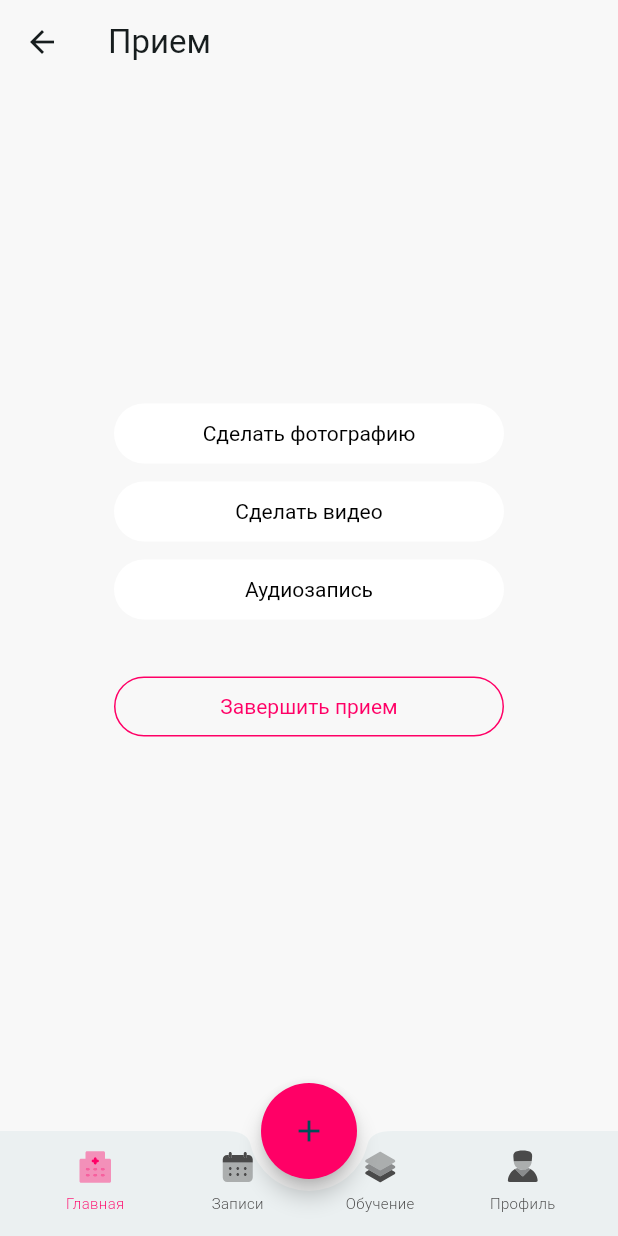
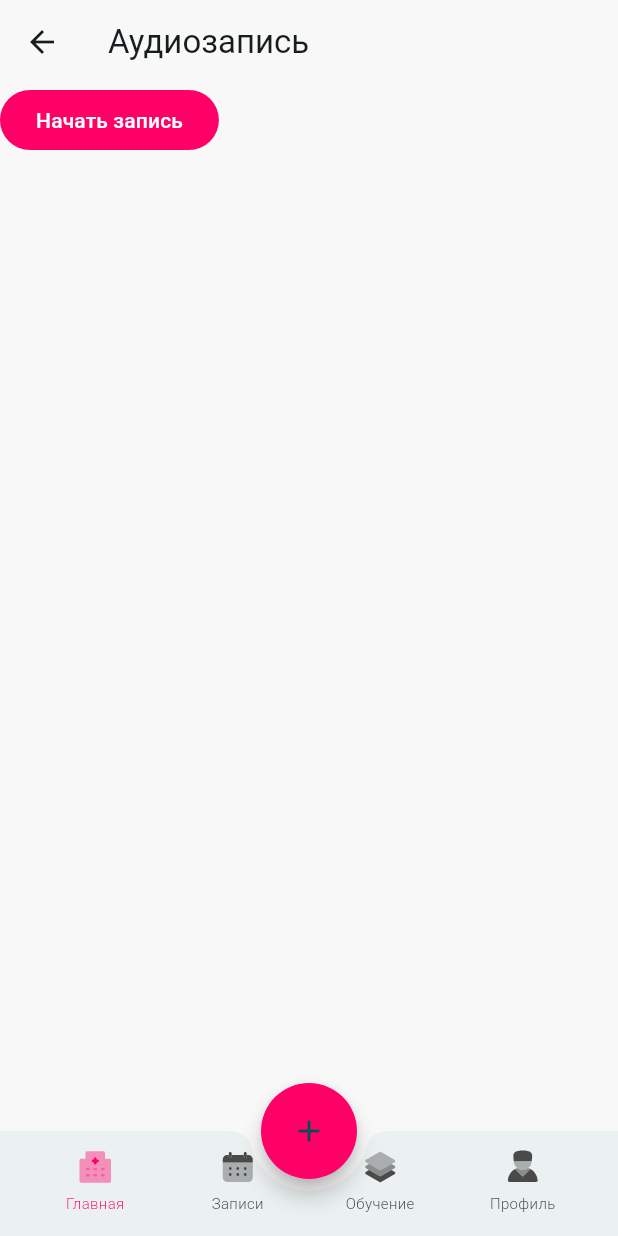
Before and after one commit to V-IX/tiamomed_v2_app, a Flutter app: the DoctorActiveAppointmentPage screen opened by its route, after a tap on "Аудиозапись", on a phone screen of 412 x 824 dp. Run offline on Flutter 3.47's test engine with Material 3 defaults, Android fonts, the phone set to English and light mode, and no system bars; our stand-ins replace bloc, cached_network_image, dio, flutter_bloc, flutter_dotenv, flutter_svg and 4 more; missing offline and left inert: record, swipe_refresh.

Commit message:
add appbar client_home animation

```diff
--- a/lib/_features/auth/state/auth_bloc.dart
+++ b/lib/_features/auth/state/auth_bloc.dart
@@ -24,7 +24,7 @@ class AuthBloc extends Bloc<AuthEvent, AuthState> {
     try {
       emit(AuthLoading());
       await _authRepository.checkToken();
-      emit(Authenticated(userType: AuthUserType(userType: UserType.doctor)));
+      emit(Authenticated(userType: AuthUserType(userType: UserType.client)));
     } catch(error) {
       emit(Unauthenticated());
     }
@@ -34,7 +34,7 @@ class AuthBloc extends Bloc<AuthEvent, AuthState> {
     try {
       emit(AuthLoading());
       await _authRepository.logIn(login: event.login, password: event.password);
-      emit(Authenticated(userType: AuthUserType(userType: UserType.doctor)));
+      emit(Authenticated(userType: AuthUserType(userType: UserType.client)));
     } catch(error) {
       final String message = error.toString().replaceAll('Exception: ', '').replaceAll('|', ' ');
       emit(AuthError(message: message));
--- a/lib/_features/client_home/routers/client_home_route.dart
+++ b/lib/_features/client_home/routers/client_home_route.dart
@@ -14,7 +14,7 @@ class ClientHomeRoute {
   static const String path = '/$name';
   static final GoRoute route = GoRoute(
     path: path,
-    builder: (BuildContext context, GoRouterState state) => const ClientHomePage(),
+    builder: (BuildContext context, GoRouterState state) => ClientHomePage(),
     routes: <RouteBase>[
       ServiceCategoriesRoute.route,
       ClientVisitHistoryRoute.route,
--- a/lib/_features/client_home/widgets/client_home_menu_card.dart
+++ b/lib/_features/client_home/widgets/client_home_menu_card.dart
@@ -21,7 +21,7 @@ class ClientHomeMenuCard extends StatelessWidget {
           children: <Widget>[
             const Icon(Icons.image),
             Text(title),
-            Text(subtitle),
+            Text(subtitle, style: TextStyle(overflow: TextOverflow.ellipsis),),
           ],
         ),
       ),
--- a/lib/_features/client_home/widgets/client_home_search_sliver_app_bar.dart
+++ b/lib/_features/client_home/widgets/client_home_search_sliver_app_bar.dart
@@ -1,18 +1,122 @@
 import 'package:flutter/material.dart';
 
 import 'client_home_search_text_field.dart';
+import 'user_name_animation.dart';
 
-class ClientHomeSearchSliverAppBar extends StatelessWidget {
-  const ClientHomeSearchSliverAppBar({super.key});
+class ClientHomeSearchSliverAppBar extends StatefulWidget {
+  const ClientHomeSearchSliverAppBar({super.key, required this.controller});
+
+
+  final ScrollController controller;
+
+  @override
+  State<ClientHomeSearchSliverAppBar> createState() => _ClientHomeSearchSliverAppBarState();
+}
+
+class _ClientHomeSearchSliverAppBarState extends State<ClientHomeSearchSliverAppBar> {
+
+  bool _isFlexible = false;
 
   @override
   Widget build(BuildContext context) {
-    return const SliverAppBar(
+    return SliverAppBar(
       pinned: true,
-      flexibleSpace: FlexibleSpaceBar(
-        title: ClientHomeSearchTextField(),
-        centerTitle: true,
+      expandedHeight: 140,
+      collapsedHeight: 90,
+      flexibleSpace: LayoutBuilder(
+        builder: (BuildContext context, BoxConstraints constraints) {
+
+          const double expandedHeight = 140;
+          const double collapsedHeight = 90;
+
+          final double progress = normalize(constraints.maxHeight-kToolbarHeight, collapsedHeight, expandedHeight);
+          WidgetsBinding.instance.addPostFrameCallback((_) {
+            setState(() {
+              if(constraints.maxHeight-kToolbarHeight < 120 && !_isFlexible) {
+                _isFlexible = true;
+              }
+              if(constraints.maxHeight-kToolbarHeight > 120 && _isFlexible) {
+                _isFlexible = false;
+              }
+            });
+          });
+
+
+
+          return Stack(
+            clipBehavior: Clip.none,
+            children: <Widget>[
+              AnimatedPositioned(
+                top: _isFlexible ? kToolbarHeight+8 : 150-((constraints.maxHeight-kToolbarHeight)*(1-progress))*0.5,
+                left: 22,
+                duration: const Duration(milliseconds: 200),
+                child: const Column(
+                  children: <Widget>[
+                    Text('Евгений'),
+                    Text('Пациент'),
+                  ],
+                ),
+              ),
+              AnimatedPositioned(
+                duration: const Duration(milliseconds: 200),
+                top: _isFlexible ? kToolbarHeight+8 : 150-((constraints.maxHeight-kToolbarHeight)*(1-progress))*0.5,
+                right: 22,
+                curve: Curves.linear,
+                child: SizedBox(
+                  height: 54,
+                  width: 54,
+                  child: Stack(
+                    children: <Widget>[
+                      Positioned(
+                          top: 0,
+                          right: 0,
+                          child: Container(
+                            height: 8,
+                            width: 8,
+                            decoration: const BoxDecoration(
+                              color: Colors.black12,
+                              shape: BoxShape.circle,
+                            ),
+                          )
+                      ),
+                      Align(
+                        child: SizedBox(
+                          height: 44,
+                          width: 44,
+                          child: IconButton(
+                            style: ButtonStyle(
+                              backgroundColor: MaterialStateProperty.all(Colors.black12),
+                            ),
+                            onPressed: (){
+                              //context.push(Routers.newAppointmentSelectDoctorRoute.path);
+                            },
+                            icon: const Icon(Icons.notifications, color: Colors.black26,),
+                          ),
+                        ),
+                      ),
+                    ],
+                  ),
+                ),
+              ),
+              AnimatedPositioned(
+                  duration: const Duration(milliseconds: 200),
+                  curve: Curves.easeInOut,
+                  top: 12,
+                  left: 0,
+                  right: _isFlexible ? 70 : 22,
+                  child: SizedBox(
+                      width: constraints.maxWidth-(70*(1-progress)),
+                      child: const ClientHomeSearchTextField()
+                  )
+              ),
+            ],
+          );
+        },
       ),
     );
   }
 }
+
+double normalize(double value, double min, double max) {
+  return ((value - min) / (max - min)).clamp(0.0, 1.0);
+}
--- /dev/null
+++ b/lib/_features/doctor_detail_appointment/di/doctor_active_appointment_di_wrapper.dart
@@ -0,0 +1,30 @@
+import 'package:flutter/material.dart';
+import 'package:flutter_bloc/flutter_bloc.dart' as bloc;
+import 'package:provider/provider.dart' as provider;
+import 'package:provider/single_child_widget.dart';
+
+import '../data/voice_record_service.dart';
+import '../state/doctor_voice_recording/doctor_voice_recording_bloc.dart' as bloc;
+import 'voice_record_service_provider.dart';
+
+class DoctorActiveAppointmentDiWrapper extends StatelessWidget {
+  const DoctorActiveAppointmentDiWrapper({super.key, required this.child});
+
+  final Widget child;
+
+  @override
+  Widget build(BuildContext context) {
+    return provider.MultiProvider(
+      providers: <SingleChildWidget>[voiceRecordServiceProvider],
+      child: bloc.MultiBlocProvider(
+        providers: <SingleChildWidget>[
+          bloc.BlocProvider<bloc.DoctorVoiceRecordingBloc>(
+            create: (BuildContext context) =>
+                bloc.DoctorVoiceRecordingBloc(voiceRecordService: context.read<VoiceRecordService>()),
+          ),
+        ],
+        child: child,
+      ),
+    );
+  }
+}
--- /dev/null
+++ b/lib/_features/doctor_detail_appointment/di/voice_record_service_provider.dart
@@ -0,0 +1,11 @@
+import 'package:flutter/material.dart';
+import 'package:provider/provider.dart';
+
+import '../data/voice_record_service.dart';
+
+final Provider<VoiceRecordService> voiceRecordServiceProvider = Provider<VoiceRecordService>(
+  create: (BuildContext context) => VoiceRecordService(),
+  dispose: (BuildContext context, VoiceRecordService service){
+    service.dispose();
+  },
+);
--- a/lib/_features/doctor_detail_appointment/routes/doctor_active_appointment_route.dart
+++ b/lib/_features/doctor_detail_appointment/routes/doctor_active_appointment_route.dart
@@ -1,17 +1,26 @@
+import 'package:flutter/material.dart';
 import 'package:go_router/go_router.dart';
 
+import '../di/doctor_active_appointment_di_wrapper.dart';
 import '../widgets/doctor_active_appointment/doctor_active_appointment_page.dart';
+import 'doctor_voice_recording_route.dart';
 
 class DoctorActiveAppointmentRoute {
-
   static const String name = 'doctor_active_appointment';
 
-  static final GoRoute route = GoRoute(
-    name: name,
-    path: name,
-    builder: (_, _) {
-      return const DoctorActiveAppointmentPage();
+  static final route = ShellRoute(
+    builder: (BuildContext context, GoRouterState state, Widget child) {
+      return DoctorActiveAppointmentDiWrapper(child: child);
     },
+    routes: [
+      GoRoute(
+        name: name,
+        path: name,
+        builder: (_, _) {
+          return const DoctorActiveAppointmentPage();
+        },
+        routes: [DoctorVoiceRecordingRoute.route],
+      ),
+    ],
   );
-
 }
--- /dev/null
+++ b/lib/_features/doctor_detail_appointment/state/doctor_voice_recording/doctor_voice_recording_bloc.dart
@@ -0,0 +1,28 @@
+import 'package:bloc/bloc.dart';
+import 'package:meta/meta.dart';
+
+import '../../data/voice_record_service.dart';
+
+part 'doctor_voice_recording_event.dart';
+
+class DoctorVoiceRecordingBloc extends Bloc<DoctorVoiceRecordingEvent, bool> {
+  DoctorVoiceRecordingBloc({required VoiceRecordService voiceRecordService})
+    : _voiceRecordService = voiceRecordService,
+      super(false) {
+
+    on<StartDoctorVoiceRecordingEvent>(_startRecording);
+    on<StopDoctorVoiceRecordingEvent>(_stopRecording);
+  }
+
+  final VoiceRecordService _voiceRecordService;
+
+  void _startRecording(StartDoctorVoiceRecordingEvent event, Emitter<bool> emit) {
+    _voiceRecordService.startRecording(event.path);
+    emit(true);
+  }
+
+  void _stopRecording(StopDoctorVoiceRecordingEvent event, Emitter<bool> emit) {
+    _voiceRecordService.stopRecording();
+    emit(false);
+  }
+}
--- /dev/null
+++ b/lib/_features/doctor_detail_appointment/state/doctor_voice_recording/doctor_voice_recording_event.dart
@@ -0,0 +1,12 @@
+part of 'doctor_voice_recording_bloc.dart';
+
+@immutable
+sealed class DoctorVoiceRecordingEvent {}
+
+class StartDoctorVoiceRecordingEvent extends DoctorVoiceRecordingEvent {
+  StartDoctorVoiceRecordingEvent({required this.path});
+
+  final String path;
+}
+
+class StopDoctorVoiceRecordingEvent extends DoctorVoiceRecordingEvent {}
--- a/lib/_features/doctor_detail_appointment/widgets/doctor_active_appointment/doctor_active_appointment_page.dart
+++ b/lib/_features/doctor_detail_appointment/widgets/doctor_active_appointment/doctor_active_appointment_page.dart
@@ -1,5 +1,14 @@
 import 'package:flutter/material.dart';
+import 'package:flutter_bloc/flutter_bloc.dart' as bloc;
+import 'package:go_router/go_router.dart';
+import 'package:nested/nested.dart';
+import 'package:provider/provider.dart' as provider;
 
+import '../../data/voice_record_service.dart';
+import '../../di/voice_record_service_provider.dart';
+import '../../routes/doctor_voice_recording_route.dart';
+import '../../state/doctor_voice_recording/doctor_voice_recording_bloc.dart' as bloc;
+import '../../state/doctor_voice_recording/doctor_voice_recording_bloc.dart';
 import 'select_image_resource_bottom_sheet.dart';
 
 final ButtonStyle _buttonStyle = ButtonStyle(
@@ -24,7 +33,7 @@ class DoctorActiveAppointmentPage extends StatelessWidget {
         child: Column(
           mainAxisAlignment: MainAxisAlignment.center,
           spacing: 4,
-          children: [
+          children: <Widget>[
             SizedBox(
               width: 260,
               child: FilledButton(
@@ -35,10 +44,10 @@ class DoctorActiveAppointmentPage extends StatelessWidget {
                     context: context,
                     builder: (_) {
                       return const SelectImageResourceBottomSheet();
-                    }
+                    },
                   );
                 },
-                child: const Text('Сделать фотографию')
+                child: const Text('Сделать фотографию'),
               ),
             ),
             SizedBox(
@@ -46,31 +55,39 @@ class DoctorActiveAppointmentPage extends StatelessWidget {
               child: FilledButton(
                 style: _buttonStyle,
                 onPressed: () {},
-                child: const Text('Сделать видео')
+                child: const Text('Сделать видео'),
               ),
             ),
-            SizedBox(
+            bloc.BlocBuilder<bloc.DoctorVoiceRecordingBloc, bool>(
+      builder: (context, isRecording) {
+        return SizedBox(
               width: 260,
               child: FilledButton(
                 style: _buttonStyle,
-                onPressed: () {},
-                child: const Text('Аудиозапись')
+                onPressed: () {
+                  context.pushNamed(DoctorVoiceRecordingRoute.name);
+                },
+                child: Text('Аудиозапись ${isRecording ? "идет" : ''}'),
               ),
-            ),
+            );
+      },
+    ),
             const SizedBox(height: 22),
             SizedBox(
               width: 260,
               child: OutlinedButton(
                 style: ButtonStyle(
-                  side: MaterialStateProperty.all(BorderSide(color: Theme.of(context).colorScheme.primary)),
+                  side: MaterialStateProperty.all(
+                    BorderSide(color: Theme.of(context).colorScheme.primary),
+                  ),
                   textStyle: MaterialStateProperty.all(const TextStyle(color: Colors.black)),
                 ),
                 onPressed: () {},
-                child: const Text('Завершить прием')
+                child: const Text('Завершить прием'),
               ),
-            )
-          ]
-        )
+            ),
+          ],
+        ),
       ),
     );
   }
--- /dev/null
+++ b/lib/_features/doctor_detail_appointment/widgets/doctor_voice_recording/doctor_voice_recording_page.dart
@@ -0,0 +1,50 @@
+import 'dart:io';
+
+import 'package:flutter/material.dart';
+import 'package:flutter_bloc/flutter_bloc.dart';
+import 'package:path_provider/path_provider.dart';
+
+import '../../state/doctor_voice_recording/doctor_voice_recording_bloc.dart';
+
+class DoctorVoiceRecordingPage extends StatelessWidget {
+  const DoctorVoiceRecordingPage({super.key});
+
+  @override
+  Widget build(BuildContext context) {
+    return Scaffold(
+      appBar: AppBar(
+        title: const Text('Аудиозапись'),
+      ),
+      body: BlocBuilder<DoctorVoiceRecordingBloc, bool>(
+        builder: (BuildContext context, bool isRecording) {
+          return Column(
+            children: [
+              FilledButton(
+                  onPressed: () async {
+                    if(isRecording) {
+                      context.read<DoctorVoiceRecordingBloc>().add(StopDoctorVoiceRecordingEvent());
+                    } else {
+                      final Directory directory = await getApplicationDocumentsDirectory();
+                      final Directory folderPath = Directory('${directory.path}/material_of_record/');
+                      if(folderPath.existsSync()){
+                        context.read<DoctorVoiceRecordingBloc>().add(StartDoctorVoiceRecordingEvent(
+                            path: '${folderPath.path}${DateTime.now}_audio.m4p'
+                        ));
+                      } else {
+                        final Directory newFolderPath = await folderPath.create(recursive: true);
+                        context.read<DoctorVoiceRecordingBloc>().add(StartDoctorVoiceRecordingEvent(
+                            path: '${newFolderPath.path}${DateTime.now}_audio.m4p'
+                        ));
+                      }
+
+                    }
+                  },
+                  child: Text(isRecording ? 'Остановить запись' : 'Начать запись')
+              ),
+            ],
+          );
+        },
+      ),
+    );
+  }
+}
--- a/pubspec.yaml
+++ b/pubspec.yaml
@@ -27,6 +27,8 @@ dependencies:
   table_calendar: ^3.2.0
   intl: ^0.20.2
   json_annotation: ^4.9.0
+  record: ^6.1.1
+  path_provider: ^2.1.5
 
 
 dev_dependencies:
```
Also changed, not shown: lib/_features/client_home/widgets/client_home_page.dart (+32 -17 lines), lib/_features/client_home/widgets/user_name_animation.dart (added, +94 -0 lines), lib/_features/doctor_detail_appointment/data/voice_record_service.dart (added, +37 -0 lines), lib/_features/doctor_detail_appointment/routes/doctor_voice_recording_route.dart (added, +14 -0 lines), pubspec.lock, 6 other files.
